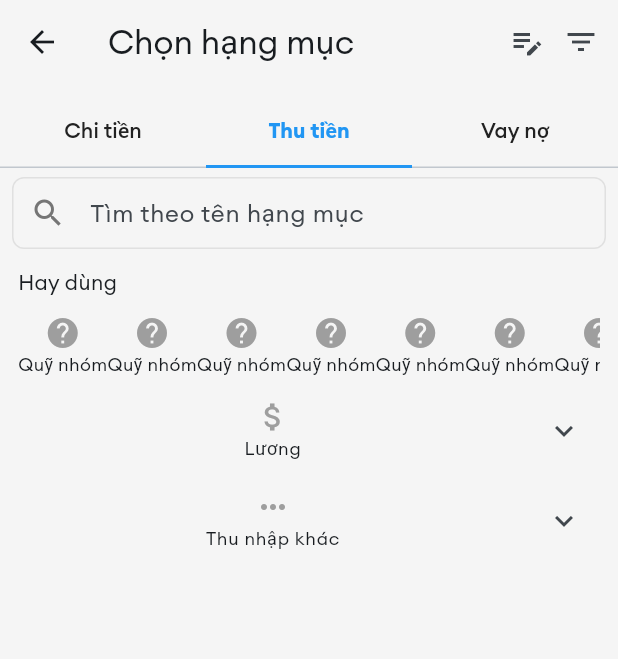
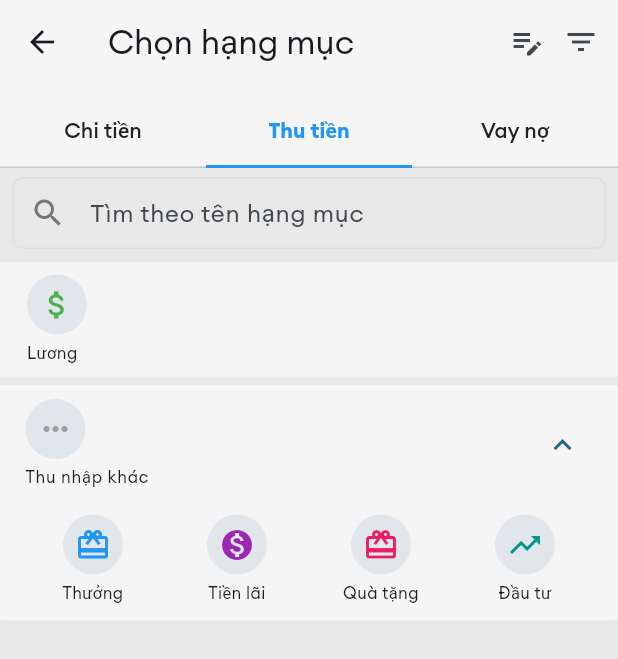
Before and after one commit to anhtuspham/MOSA, a Flutter app: the CategoryScreen screen opened by its route, tab 2 chosen, on a phone screen of 412 x 824 dp. Shown: the top 659 px of the screen. Run offline on Flutter 3.47's test engine with Material 3 defaults, Android fonts, the phone set to English and light mode, and no system bars; our stand-ins replace fl_chart, flutter_riverpod, flutter_screenutil, go_router, percent_indicator, sqflite; accounts and stored records are empty.

Commit message:
feat: update ui transaction

```diff
--- a/lib/screens/category/widgets/category_tab_widget.dart
+++ b/lib/screens/category/widgets/category_tab_widget.dart
@@ -1,3 +1,4 @@
+import 'dart:convert';
 import 'dart:developer';
 
 import 'package:flutter/material.dart';
@@ -34,7 +35,7 @@ class _CategoryTabState extends ConsumerState<CategoryTab> {
     final asyncCategories = ref.watch(categoryByTypeProvider(widget.categoryType));
 
     return Container(
-      decoration: BoxDecoration(color: AppColors.background),
+      decoration: BoxDecoration(color: AppColors.secondaryBackground),
       child: ListView(
         children: [
           Padding(
@@ -46,31 +47,31 @@ class _CategoryTabState extends ConsumerState<CategoryTab> {
               onClear: () => print('Clear text'),
             ),
           ),
-          Container(
-            padding: const EdgeInsets.symmetric(horizontal: 12, vertical: 6),
-            child: Column(
-              crossAxisAlignment: CrossAxisAlignment.start,
-              children: [
-                Text('Hay dùng'),
-                const SizedBox(height: 12),
-                SingleChildScrollView(
-                  controller: _scrollController,
-                  scrollDirection: Axis.horizontal,
-                  child: Row(
-                    children: List.generate(15, (index) {
-                      return ItemWidget(
-                        itemId: '1',
-                        iconPath: AppIcons.statisticIcon,
-                        name: 'Quỹ nhóm',
-                        type: 'income',
-                        iconType: 'material',
-                      );
-                    }),
-                  ),
-                ),
-              ],
-            ),
-          ),
+          // Container(
+          //   padding: const EdgeInsets.symmetric(horizontal: 12, vertical: 6),
+          //   child: Column(
+          //     crossAxisAlignment: CrossAxisAlignment.start,
+          //     children: [
+          //       Text('Hay dùng'),
+          //       const SizedBox(height: 12),
+          //       SingleChildScrollView(
+          //         controller: _scrollController,
+          //         scrollDirection: Axis.horizontal,
+          //         child: Row(
+          //           children: List.generate(15, (index) {
+          //             return ItemWidget(
+          //               itemId: '1',
+          //               iconPath: AppIcons.statisticIcon,
+          //               name: 'Quỹ nhóm',
+          //               type: 'income',
+          //               iconType: 'material',
+          //             );
+          //           }),
+          //         ),
+          //       ),
+          //     ],
+          //   ),
+          // ),
           asyncCategories.when(
             data: (categories) {
               return ListView.builder(
@@ -79,46 +80,53 @@ class _CategoryTabState extends ConsumerState<CategoryTab> {
                 itemCount: categories.length,
                 itemBuilder: (context, index) {
                   final category = categories[index];
-                  if (category.children == null || category.children == []) {
-                    return ItemWidget(
-                      itemId: category.id,
-                      name: category.name,
-                      type: category.type,
-                      iconType: category.iconType,
-                      iconPath: category.iconPath,
-                      onTap: () {
-                        ref.read(selectedCategoryProvider.notifier).selectCategory(category);
-                        context.pop();
-                      },
-                    );
-                  } else {
-                    return CustomExpansionTile(
-                      header: ItemWidget(
-                        itemId: category.id,
-                        name: category.name,
-                        type: category.type,
-                        iconType: category.iconType,
-                        iconPath: category.iconPath,
+                  if (category.children == null || category.children!.isEmpty) {
+                    return Container(
+                      color: AppColors.background,
+                      margin: const EdgeInsets.symmetric(horizontal: 0, vertical: 3),
+                      padding: const EdgeInsets.symmetric(horizontal: 18, vertical: 8),
+                      child: ItemWidget(
+                        category: category,
+                        crossAxisAlignment: CrossAxisAlignment.start,
                         onTap: () {
                           ref.read(selectedCategoryProvider.notifier).selectCategory(category);
                           context.pop();
                         },
                       ),
-                      children: List.generate(category.children!.length, (index) {
+                    );
+                  } else {
+                    return CustomExpansionTile(
+                      initialExpand: true,
+                      header: ItemWidget(
+                        category: category,
+                        crossAxisAlignment: CrossAxisAlignment.start,
+                        onTap: () {
+                          ref.read(selectedCategoryProvider.notifier).selectCategory(category);
+                          context.pop();
+                        },
+                      ),
+                      children: [
+                        GridView.builder(
+                          shrinkWrap: true,
+                          physics: const NeverScrollableScrollPhysics(),
+                          itemCount: category.children!.length,
+                          gridDelegate: SliverGridDelegateWithFixedCrossAxisCount(
+                            crossAxisCount: 4,
+                            crossAxisSpacing: 10,
+                            childAspectRatio: 1.4
+                          ),
+                          itemBuilder: (context, index) {
                             final child = category.children![index];
-                        log(child.toJson().toString());
                             return ItemWidget(
-                          itemId: child.id,
-                          name: child.name,
-                          type: child.type,
-                          iconType: child.iconType,
-                          iconPath: child.iconPath,
+                              category: child,
                               onTap: () {
                                 ref.read(selectedCategoryProvider.notifier).selectCategory(child);
                                 context.pop();
                               },
                             );
-                      }),
+                          },
+                        ),
+                      ],
                     );
                   }
                 },
@@ -129,44 +137,6 @@ class _CategoryTabState extends ConsumerState<CategoryTab> {
           ),
         ],
       ),
-      // child: Column(
-      //   crossAxisAlignment: CrossAxisAlignment.start,
-      //   children: [
-      //
-      //     // CustomExpansionTile(
-      //     //   title: Row(children: [Icon(Icons.card_giftcard_rounded), const SizedBox(width: 4), Text('Người yêu')]),
-      //     //   children: [
-      //     //     CategoryGridView(
-      //     //       categories: [
-      //     //         ItemWidget(itemId: '1', iconPath: AppIcons.statisticIcon, title: 'Ăn sáng'),
-      //     //         ItemWidget(itemId: '2', iconPath: AppIcons.statisticIcon, title: 'Ăn trưa'),
-      //     //         ItemWidget(itemId: '3', iconPath: AppIcons.statisticIcon, title: 'Ăn chiều'),
-      //     //         ItemWidget(itemId: '4', iconPath: AppIcons.statisticIcon, title: 'Ăn tối'),
-      //     //         ItemWidget(itemId: '5', iconPath: AppIcons.statisticIcon, title: 'Đồ uống'),
-      //     //         ItemWidget(itemId: '6', iconPath: AppIcons.statisticIcon, title: 'Khác'),
-      //     //       ],
-      //     //     ),
-      //     //   ],
-      //     // ),
-      //     // CustomExpansionTile(
-      //     //   title: Row(
-      //     //     children: [Image.asset(AppIcons.logoZalopay, width: 22), const SizedBox(width: 4), Text('Ăn uống')],
-      //     //   ),
-      //     //   children: [
-      //     //     CategoryGridView(
-      //     //       categories: [
-      //     //         ItemWidget(itemId: '1', iconPath: AppIcons.statisticIcon, title: 'Ăn sáng'),
-      //     //         ItemWidget(itemId: '2', iconPath: AppIcons.statisticIcon, title: 'Ăn trưa'),
-      //     //         ItemWidget(itemId: '3', iconPath: AppIcons.statisticIcon, title: 'Ăn chiều'),
-      //     //         ItemWidget(itemId: '4', iconPath: AppIcons.statisticIcon, title: 'Ăn tối'),
-      //     //         ItemWidget(itemId: '5', iconPath: AppIcons.statisticIcon, title: 'Đồ uống'),
-      //     //         ItemWidget(itemId: '6', iconPath: AppIcons.statisticIcon, title: 'Khác'),
-      //     //       ],
-      //     //     ),
-      //     //   ],
-      //     // ),
-      //   ],
-      // ),
     );
   }
 }
--- a/lib/screens/transaction/add_transaction_screen.dart
+++ b/lib/screens/transaction/add_transaction_screen.dart
@@ -17,6 +17,7 @@ import 'package:mosa/widgets/custom_list_tile.dart';
 import 'package:mosa/widgets/date_time_picker_dialog.dart';
 import 'package:provider/provider.dart' as provider;
 
+import '../../models/category.dart';
 import '../../utils/app_colors.dart';
 
 class AddTransactionScreen extends ConsumerStatefulWidget {
@@ -51,7 +52,7 @@ class _AddTransactionScreenState extends ConsumerState<AddTransactionScreen> {
     return DateTime.now().millisecondsSinceEpoch.toString() + math.Random().nextInt(1000).toString();
   }
 
-  void _clearTransaction() async{
+  void _clearTransaction() async {
     _amountController.clear();
     _noteController.clear();
   }
@@ -140,10 +141,6 @@ class _AddTransactionScreenState extends ConsumerState<AddTransactionScreen> {
                   floatingLabelAlignment: FloatingLabelAlignment.center,
                   contentPadding: EdgeInsets.symmetric(horizontal: 15, vertical: 4),
                   border: OutlineInputBorder(borderSide: BorderSide.none),
-                  // border: OutlineInputBorder(
-                  //   borderRadius: BorderRadius.circular(8),
-                  //   borderSide: BorderSide(color: AppColors.lightBorder, width: 1),
-                  // ),
                 ),
                 isExpanded: true,
                 alignment: Alignment.center,
@@ -238,12 +235,10 @@ class _AddTransactionScreenState extends ConsumerState<AddTransactionScreen> {
                                   CustomListTile(
                                     leading:
                                         selectedCategory != null
-                                            ? Image.asset(selectedCategory.iconPath ?? '', width: 22)
+                                            ? selectedCategory.getIcon()
                                             : Icon(Icons.add_circle_rounded),
                                     title: Text(
-                                      selectedCategory != null
-                                          ? (selectedCategory.name ?? '')
-                                          : 'Chọn hạng mục',
+                                      selectedCategory != null ? (selectedCategory.name ?? '') : 'Chọn hạng mục',
                                     ),
                                     enable: true,
                                     trailing: Row(
@@ -277,9 +272,7 @@ class _AddTransactionScreenState extends ConsumerState<AddTransactionScreen> {
                                   const SizedBox(height: 8),
                                   CustomListTile(
                                     leading: Icon(Icons.calendar_month_outlined),
-                                    title: Text(
-                                      '${_selectedDateTime.weekdayLabel} - ${_selectedDateTime.ddMMyyy}',
-                                    ),
+                                    title: Text('${_selectedDateTime.weekdayLabel} - ${_selectedDateTime.ddMMyyy}'),
                                     trailing: Text(_selectedDateTime.hhMM),
                                     enable: true,
                                     onTap: () async {
--- a/lib/utils/app_colors.dart
+++ b/lib/utils/app_colors.dart
@@ -6,6 +6,7 @@ class AppColors {
   static const Color secondary = Color(0xFF03DAC6);
   static const Color third = Color.fromARGB(255, 62, 164, 247);
   static const Color fourth = Color.fromARGB(255, 99, 154, 199);
+  // static const Color background = Color(0xFFF5F5F5);
   static const Color background = Color(0xFFF5F5F5);
   static const Color primaryBackground = Color.fromARGB(255, 223, 240, 253);
   static const Color surface = Color(0xFFFFFFFF);
--- a/lib/widgets/custom_expansion_tile.dart
+++ b/lib/widgets/custom_expansion_tile.dart
@@ -2,18 +2,28 @@ import 'package:flutter/material.dart';
 import 'package:mosa/utils/app_colors.dart';
 
 class CustomExpansionTile extends StatelessWidget {
+  final bool? initialExpand;
   final Widget header;
   final List<Widget> children;
-  const CustomExpansionTile({super.key, required this.header, required this.children});
+  const CustomExpansionTile({super.key, this.initialExpand, required this.header, required this.children});
 
   @override
   Widget build(BuildContext context) {
-    return ExpansionTile(
-      title: header,
-      backgroundColor: AppColors.background,
-      dense: true,
-      childrenPadding: EdgeInsets.symmetric(horizontal: 18, vertical: 8),
-      children: children,
+    return Container(
+      decoration: BoxDecoration(
+        color: AppColors.background
+      ),
+      margin: const EdgeInsets.symmetric(horizontal: 0, vertical: 3),
+      child: ExpansionTile(
+        initiallyExpanded: initialExpand ?? false,
+        title: header,
+        shape: OutlineInputBorder(borderSide: BorderSide(color: Colors.transparent)),
+        backgroundColor: AppColors.background,
+        expandedCrossAxisAlignment: CrossAxisAlignment.stretch,
+        dense: true,
+        childrenPadding: EdgeInsets.symmetric(horizontal: 18, vertical: 8),
+        children: children,
+      ),
     );
   }
 }
--- a/lib/widgets/item_widget.dart
+++ b/lib/widgets/item_widget.dart
@@ -1,45 +1,58 @@
 import 'package:flutter/material.dart';
 import 'package:flutter_riverpod/flutter_riverpod.dart';
-import 'package:go_router/go_router.dart';
 import 'package:mosa/models/category.dart';
-import 'package:mosa/providers/category_provider.dart';
 
 class ItemWidget extends ConsumerWidget {
-  final String itemId;
-  final String name;
+  final Category? category;
+  final String? itemId;
+  final String? name;
   final String? type;
   final String? iconType;
-  final String iconPath;
+  final String? iconPath;
   final void Function()? onTap;
+  final CrossAxisAlignment? crossAxisAlignment;
 
   const ItemWidget({
     super.key,
-    required this.itemId,
-    required this.name,
+    this.category,
+    this.itemId,
+    this.name,
     this.type,
     this.iconType,
-    required this.iconPath,
+    this.iconPath,
+    this.crossAxisAlignment,
     this.onTap,
   });
 
   @override
   Widget build(BuildContext context, WidgetRef ref) {
-    return GestureDetector(
+    return InkWell(
       onTap: onTap,
       child: Column(
         mainAxisSize: MainAxisSize.min,
-        crossAxisAlignment: CrossAxisAlignment.center,
+        crossAxisAlignment: crossAxisAlignment ?? CrossAxisAlignment.center,
         children: [
-          Category(
-            id: itemId,
-            name: name,
-            type: type ?? '',
-            iconType: iconType ?? 'material',
-            iconPath: iconPath,
-          ).getIcon(),
+          Container(
+            padding: const EdgeInsets.all(8),
+            decoration: BoxDecoration(
+              color: Theme.of(context).primaryColor.withValues(alpha: 0.1),
+              shape: BoxShape.circle,
+            ),
+            child:
+                (category ??
+                        Category(
+                          id: itemId ?? '',
+                          name: name ?? '',
+                          type: type ?? '',
+                          iconType: iconType ?? 'material',
+                          iconPath: iconPath ?? '',
+                        ))
+                    .getIcon(),
+          ),
+          const SizedBox(height: 4),
           Text(
-            name,
-            style: TextStyle(fontSize: 12),
+            category?.name ?? name ?? '',
+            style: TextStyle(fontSize: 11),
             textAlign: TextAlign.center,
             maxLines: 1,
             overflow: TextOverflow.ellipsis,
--- a/lib/widgets/transaction_in_period_time.dart
+++ b/lib/widgets/transaction_in_period_time.dart
@@ -1,6 +1,5 @@
 import 'package:flutter/material.dart';
 import 'package:flutter_riverpod/flutter_riverpod.dart';
-import 'package:mosa/providers/transaction_provider.dart';
 import 'package:mosa/utils/helpers.dart';
 import 'package:mosa/widgets/transaction_item.dart';
 
@@ -29,7 +28,7 @@ class _TransactionInPeriodTimeState extends ConsumerState<TransactionInPeriodTim
 
     return Container(
       padding: const EdgeInsets.symmetric(horizontal: 16, vertical: 12),
-      margin: const EdgeInsets.only(bottom: 16),
+      margin: const EdgeInsets.only(bottom: 8),
       decoration: BoxDecoration(color: Colors.white),
       child: Column(
         children: [
@@ -43,7 +42,18 @@ class _TransactionInPeriodTimeState extends ConsumerState<TransactionInPeriodTim
                   Text(widget.date.weekdayLabel),
                 ],
               ),
-              Text(Helpers.formatCurrency(totals.expense), style: TextStyle(color: AppColors.expense)),
+              Column(
+                crossAxisAlignment: CrossAxisAlignment.end,
+                children: [
+                  if (totals.income > 0)
+                    Text(
+                      Helpers.formatCurrency(totals.income),
+                      style: TextStyle(color: AppColors.income, fontSize: 16),
+                    ),
+                  if (totals.expense > 0)
+                    Text(Helpers.formatCurrency(totals.expense), style: TextStyle(color: AppColors.expense)),
+                ],
+              ),
             ],
           ),
           const SizedBox(height: 8),
@@ -61,11 +71,6 @@ class _TransactionInPeriodTimeState extends ConsumerState<TransactionInPeriodTim
               );
             },
           ),
-          // TransactionItem(),
-          // TransactionItem(),
-          // TransactionItem(),
-          // TransactionItem(),
-          // TransactionItem(),
         ],
       ),
     );
```
Lines whose indentation alone changed are shown as unchanged.
